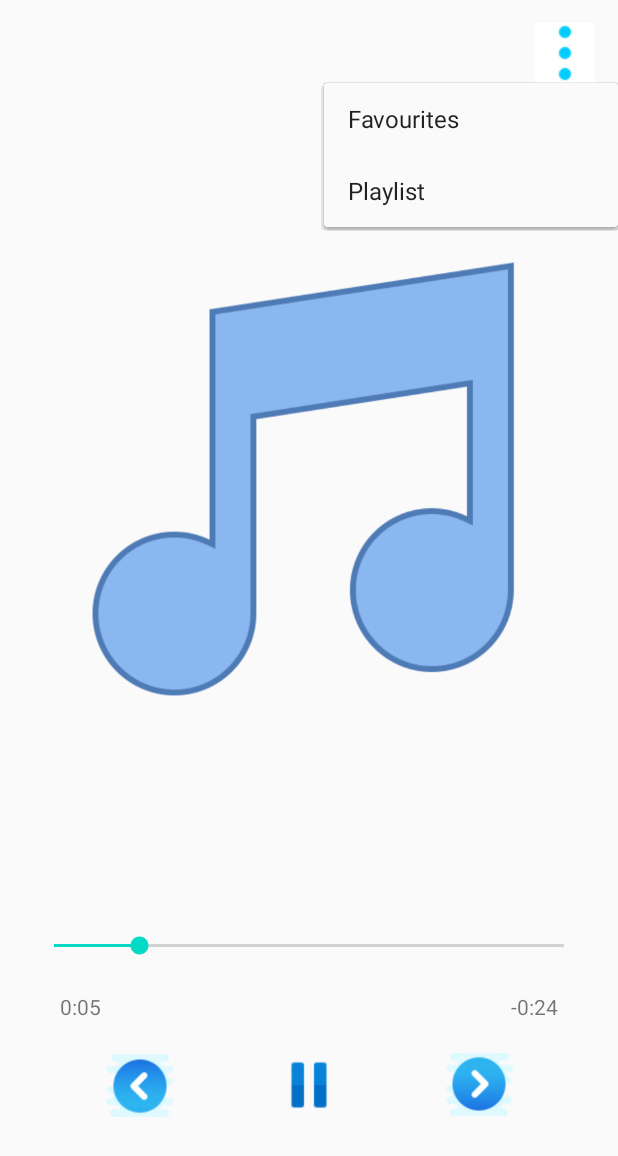
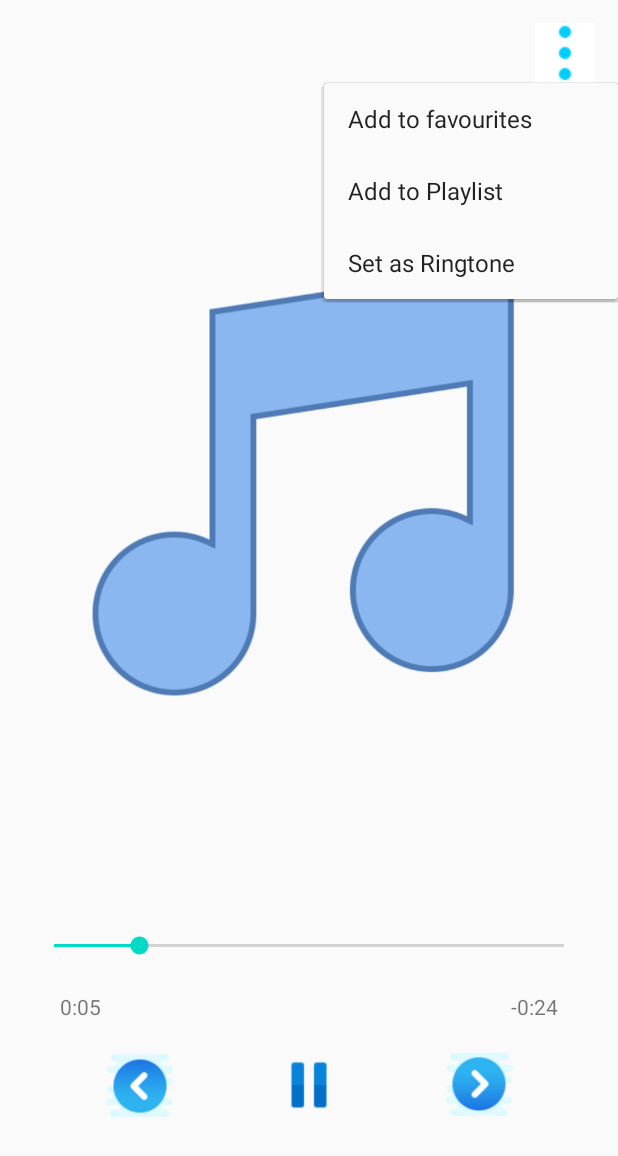
Before and after one commit to ashique-perumbavoor/MP3-Player, an Android app: the CurrentPlayingActivity screen opened directly, with no data from a screen before it, after a tap on an icon or button, on a phone screen of 412 x 824 dp. Shown: the top 1156 px of the screen. Run offline under Robolectric (Android 15) with nearby library versions, the phone set to English and light mode, and no system bars; 1 statement that could not run was skipped.

Commit message:
bugs fixed

```diff
--- a/app/src/main/AndroidManifest.xml
+++ b/app/src/main/AndroidManifest.xml
@@ -1,5 +1,6 @@
 <?xml version="1.0" encoding="utf-8"?>
 <manifest xmlns:android="http://schemas.android.com/apk/res/android"
+    xmlns:tools="http://schemas.android.com/tools"
     package="com.ashiquemusicplayer.mp3player">
 
     <uses-permission android:name="android.permission.WRITE_EXTERNAL_STORAGE" />
@@ -7,6 +8,8 @@
     <uses-permission android:name="android.permission.FOREGROUND_SERVICE" />
     <uses-permission android:name="android.permission.WAKE_LOCK" />
     <uses-permission android:name="android.permission.INTERNET" />
+    <uses-permission android:name="android.permission.WRITE_SETTINGS"
+        tools:ignore="ProtectedPermissions" />
 
     <application
         android:allowBackup="true"
--- a/app/src/main/java/com/ashiquemusicplayer/mp3player/ChoosePlaylist.kt
+++ b/app/src/main/java/com/ashiquemusicplayer/mp3player/ChoosePlaylist.kt
@@ -27,7 +27,7 @@ class ChoosePlaylist : AppCompatActivity() {
             if (playlistInfo != null) {
                 val playlistSongDatabase = PlaylistSongDatabase(this)
                 songInfo?.get(0)?.let {
-                    playlistSongDatabase.addSong(playlistInfo[0], it, songInfo[1] )
+                    playlistSongDatabase.addSong(playlistInfo[0], it, songInfo[1], songInfo[2])
                 }
                 Toast.makeText(this, "Song added to the playlist", Toast.LENGTH_LONG).show()
             }
--- a/app/src/main/java/com/ashiquemusicplayer/mp3player/MainActivity.kt
+++ b/app/src/main/java/com/ashiquemusicplayer/mp3player/MainActivity.kt
@@ -24,7 +24,8 @@ class MainActivity : AppCompatActivity() {
     private val permissions = arrayOf(
         android.Manifest.permission.WRITE_EXTERNAL_STORAGE,
         android.Manifest.permission.READ_EXTERNAL_STORAGE,
-        android.Manifest.permission.WAKE_LOCK
+        android.Manifest.permission.WAKE_LOCK,
+        android.Manifest.permission.WRITE_SETTINGS
     )
     // object of DatabaseHandler class
     private val databaseHandler = DatabaseHandler(this)
--- a/app/src/main/res/menu/current_playing_popup.xml
+++ b/app/src/main/res/menu/current_playing_popup.xml
@@ -3,10 +3,14 @@
 
     <item
         android:id="@+id/addToFavourites"
-        android:title="@string/favourites" />
+        android:title="@string/add_to_favourites" />
 
     <item
         android:id="@+id/addToPlaylist"
-        android:title="@string/playlist"/>
+        android:title="@string/add_to_playlist" />
+
+    <item
+        android:id="@+id/setAsRingtone"
+        android:title="@string/set_as_ringtone" />
 
 </menu>
--- a/app/src/main/res/values/strings.xml
+++ b/app/src/main/res/values/strings.xml
@@ -15,4 +15,6 @@
     <string name="playlists">Playlists</string>
     <string name="choose_the_playlist">Choose the playlist:</string>
     <string name="textview">TextView</string>
+    <string name="add_to_playlist">Add to Playlist</string>
+    <string name="set_as_ringtone">Set as Ringtone</string>
 </resources>
```
Also changed, not shown: app/src/main/java/com/ashiquemusicplayer/mp3player/CurrentPlayingActivity.kt (+10 -3 lines), app/src/main/java/com/ashiquemusicplayer/mp3player/PlaylistSongDatabase.kt (+6 -6 lines).
